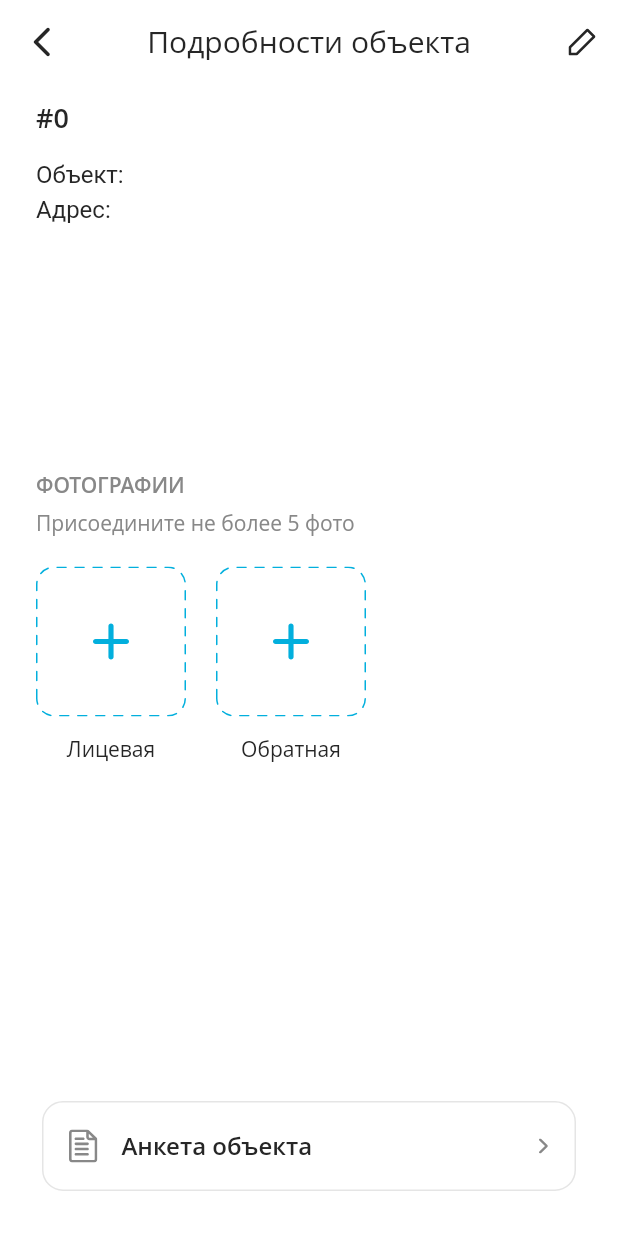
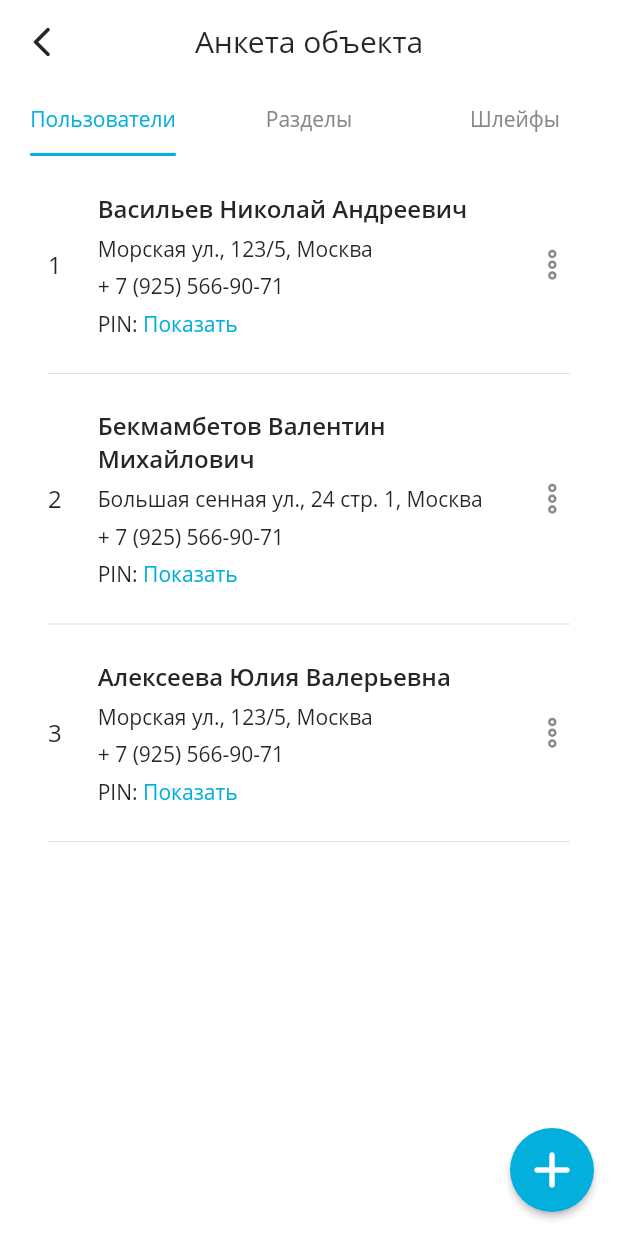
Before and after one commit to seljmov/kupol-mobile-app, a Flutter app: the EntityDetailsScreen screen opened directly with empty values, after a tap on "Анкета объекта", on a phone screen of 412 x 824 dp. Run offline on Flutter 3.47's test engine with Material 2 defaults, Android fonts, the phone set to English and light mode, and no system bars; our stand-ins replace easy_dynamic_theme, extended_masked_text, flutter_secure_storage, flutter_svg, image_picker; accounts and stored records are empty; Roboto replaces fonts that are missing (Open Sans).

Commit message:
Страница пользователи в анкете объекта

```diff
--- /dev/null
+++ b/lib/components/user_role.dart
@@ -0,0 +1,11 @@
+/// Роль пользователя
+class UserRole {
+  /// Охраник
+  static const String Security = "Охраник";
+
+  /// Сотрудник ГБР
+  static const String Gbr = "Сотрудник ГБР";
+
+  /// Техник
+  static const String Technician = "Техник";
+}
--- a/lib/profile/profile_screen.dart
+++ b/lib/profile/profile_screen.dart
@@ -226,7 +226,7 @@ class ProfileScreen extends StatelessWidget {
                                 ),
                                 SizedBox(height: 4),
                                 Text(
-                                  getRoleName(employee.role),
+                                  employee.role,
                                   style: TextStyle(
                                     fontSize: 14,
                                   ),
--- a/lib/security/components/event_technical_details_card.dart
+++ b/lib/security/components/event_technical_details_card.dart
@@ -11,7 +11,7 @@ class EventTechnicalDetailsCard extends StatelessWidget {
   String getExecutorRoleName(String executorName) {
     var user = EmployeeService().getEmployeeByFullname(executorName);
 
-    return getRoleName(user.role);
+    return user.role;
   }
 
   @override
--- a/lib/technician/entity/entity_details_screen.dart
+++ b/lib/technician/entity/entity_details_screen.dart
@@ -5,6 +5,7 @@ import 'package:kupol_app/components/image_selector.dart';
 import 'package:kupol_app/constants.dart';
 import 'package:kupol_app/technician/entity/components/editable_image_model.dart';
 import 'package:kupol_app/technician/entity/components/entity_model.dart';
+import 'package:kupol_app/technician/entity/entity_form/entity_form_sreen.dart';
 import 'package:kupol_app/theme.dart';
 
 class EntityDetailsScreen extends StatelessWidget {
@@ -507,7 +508,16 @@ class EntityDetailsScreen extends StatelessWidget {
                 Padding(
                   padding: const EdgeInsets.symmetric(vertical: 16),
                   child: GestureDetector(
-                    onTap: isEditable ? null : () {},
+                    onTap: isEditable
+                        ? null
+                        : () {
+                            Navigator.push(
+                              context,
+                              MaterialPageRoute(
+                                builder: (context) => EntityFormScreen(),
+                              ),
+                            );
+                          },
                     child: Card(
                       child: Padding(
                         padding: const EdgeInsets.symmetric(
--- /dev/null
+++ b/lib/technician/entity/entity_form/entity_form_sreen.dart
@@ -0,0 +1,82 @@
+import 'package:flutter/material.dart';
+import 'package:kupol_app/technician/entity/entity_form/plumes/plumes_screen.dart';
+import 'package:kupol_app/technician/entity/entity_form/sections/sections_screen.dart';
+import 'package:kupol_app/technician/entity/entity_form/users/users_screen.dart';
+
+class PageIndex {
+  static const int UsersPage = 0;
+  static const int SectionsPage = 1;
+  static const int PlumsPage = 2;
+}
+
+class EntityFormScreen extends StatelessWidget {
+  EntityFormScreen({Key? key}) : super(key: key);
+
+  final _activeTabNotifier = ValueNotifier<int>(0);
+
+  void Function()? _getCreateFunction() {
+    var index = _activeTabNotifier.value;
+    if (index == PageIndex.UsersPage) return () {};
+    if (index == PageIndex.SectionsPage) return () {};
+    if (index == PageIndex.PlumsPage) return () {};
+
+    return null;
+  }
+
+  @override
+  Widget build(BuildContext context) {
+    return DefaultTabController(
+      length: 3,
+      child: Scaffold(
+        resizeToAvoidBottomInset: false,
+        appBar: AppBar(
+          title: Text("Анкета объекта"),
+          centerTitle: true,
+          leading: IconButton(
+            onPressed: () => Navigator.of(context).pop(),
+            icon: Icon(Icons.arrow_back_ios_new_rounded),
+          ),
+          bottom: TabBar(
+            labelPadding: EdgeInsets.zero,
+            tabs: [
+              Tab(text: "Пользователи"),
+              Tab(text: "Разделы"),
+              Tab(text: "Шлейфы"),
+            ],
+            onTap: (index) {
+              _activeTabNotifier.value = index;
+            },
+          ),
+        ),
+        body: Padding(
+          padding: const EdgeInsets.symmetric(
+            vertical: 8,
+            horizontal: 12,
+          ),
+          child: TabBarView(
+            children: [
+              UsersScreen(),
+              SectionsScreen(),
+              PlumesScreen(),
+            ],
+          ),
+        ),
+        floatingActionButton: ValueListenableBuilder(
+          valueListenable: _activeTabNotifier,
+          builder: (context, value, child) {
+            return FloatingActionButton(
+              onPressed: _getCreateFunction(),
+              backgroundColor: Theme.of(context).secondaryHeaderColor,
+              foregroundColor: Colors.white,
+              elevation: 2,
+              child: Icon(
+                Icons.add_rounded,
+                size: 40,
+              ),
+            );
+          },
+        ),
+      ),
+    );
+  }
+}
--- a/lib/local/user_service.dart
+++ b/lib/technician/entity/entity_form/repositories/entity_form_repository.dart
@@ -1,7 +1,7 @@
-import 'package:kupol_app/components/role.dart';
-import 'package:kupol_app/components/user_model.dart';
+import 'package:kupol_app/components/user_role.dart';
+import 'package:kupol_app/technician/entity/entity_form/users/components/user_model.dart';
 
-class UserService {
+class EntityFormRepository {
   List<User> _users = [
     User(
       id: 0,
@@ -10,7 +10,7 @@ class UserService {
       patronymic: "Андреевич",
       phone: "79255669071",
       address: "Морская ул., 123/5, Москва",
-      role: Role.security,
+      role: UserRole.Security,
       pin: "5567",
     ),
     User(
@@ -20,7 +20,7 @@ class UserService {
       patronymic: "Михайлович",
       phone: "79255669071",
       address: "Большая сенная ул., 24 стр. 1, Москва",
-      role: Role.security,
+      role: UserRole.Security,
       pin: "9876",
     ),
     User(
@@ -30,12 +30,12 @@ class UserService {
       patronymic: "Валерьевна",
       phone: "79255669071",
       address: "Морская ул., 123/5, Москва",
-      role: Role.security,
+      role: UserRole.Security,
       pin: "1234",
     ),
   ];
 
-  Future<User> getUserInfoById(int id) async {
-    return _users.firstWhere((user) => user.id == id);
+  Future<List<User>> getUsers() async {
+    return _users;
   }
 }
--- a/lib/components/user_model.dart
+++ b/lib/technician/entity/entity_form/users/components/user_model.dart
@@ -1,5 +1,3 @@
-import 'package:kupol_app/components/role.dart';
-
 class User {
   final int id;
   final String lastname;
@@ -7,7 +5,7 @@ class User {
   final String patronymic;
   final String phone;
   final String address;
-  final Role role;
+  final String role;
   final String pin;
 
   User({
@@ -20,6 +18,14 @@ class User {
     required this.role,
     required this.pin,
   });
+
+  String getName() {
+    return "$lastname ${firstname[0]}.${patronymic[0]}.";
+  }
+
+  String getFullname() {
+    return "$lastname $firstname $patronymic";
+  }
 
   factory User.fromJson(Map<String, dynamic> json) => User(
         id: json["id"],
--- /dev/null
+++ b/lib/technician/entity/entity_form/users/users_screen.dart
@@ -0,0 +1,234 @@
+import 'dart:math';
+
+import 'package:extended_masked_text/extended_masked_text.dart';
+import 'package:flutter/material.dart';
+import 'package:flutter_svg/flutter_svg.dart';
+import 'package:kupol_app/technician/entity/entity_form/repositories/entity_form_repository.dart';
+import 'package:kupol_app/technician/entity/entity_form/users/components/user_model.dart';
+import 'package:kupol_app/theme.dart';
+
+class UsersScreen extends StatelessWidget {
+  const UsersScreen({Key? key}) : super(key: key);
+
+  Future<void> _showMoreBottomSheet(BuildContext context) async {
+    await showModalBottomSheet(
+      context: context,
+      shape: RoundedRectangleBorder(
+        borderRadius: BorderRadius.only(
+          topLeft: Radius.circular(20),
+          topRight: Radius.circular(20),
+        ),
+      ),
+      builder: (BuildContext context) => Column(
+        mainAxisSize: MainAxisSize.min,
+        crossAxisAlignment: CrossAxisAlignment.center,
+        children: [
+          SizedBox(height: 12),
+          Center(
+            child: SvgPicture.asset(
+              "lib/assets/icons/drop_down.svg",
+            ),
+          ),
+          SizedBox(height: 32),
+          Padding(
+            padding: const EdgeInsets.symmetric(horizontal: 22),
+            child: Column(
+              children: [
+                ListTile(
+                  dense: true,
+                  contentPadding: EdgeInsets.zero,
+                  visualDensity: VisualDensity(horizontal: 0, vertical: -2),
+                  title: Text(
+                    "Редактировать",
+                    style: TextStyle(
+                      fontSize: 16,
+                      fontWeight: FontWeight.w600,
+                    ),
+                  ),
+                  onTap: () {},
+                ),
+                Divider(),
+                ListTile(
+                  dense: true,
+                  contentPadding: EdgeInsets.zero,
+                  visualDensity: VisualDensity(horizontal: 0, vertical: -2),
+                  title: Text(
+                    "Удалить",
+                    style: TextStyle(
+                      fontSize: 16,
+                      fontWeight: FontWeight.w600,
+                    ),
+                  ),
+                  onTap: () {},
+                ),
+              ],
+            ),
+          ),
+          SizedBox(height: 64),
+        ],
+      ),
+    );
+  }
+
+  @override
+  Widget build(BuildContext context) {
+    return FutureBuilder<List<User>>(
+      future: EntityFormRepository().getUsers(),
+      builder: (context, snapshot) {
+        if (snapshot.connectionState == ConnectionState.waiting) {
+          return Center(
+            child: CircularProgressIndicator.adaptive(),
+          );
+        }
+
+        if (!snapshot.hasData) {
+          return Center(
+            child: Text("При получении списка объектов что-то пошло не так..."),
+          );
+        }
+
+        var users = snapshot.data!;
+        return SingleChildScrollView(
+          physics: ClampingScrollPhysics(),
+          child: Column(
+            crossAxisAlignment: CrossAxisAlignment.stretch,
+            mainAxisAlignment: MainAxisAlignment.start,
+            children: List.generate(users.length, (index) {
+              var phone = MaskedTextController(
+                text: users[index].phone,
+                mask: '0 (000) 000-00-00',
+              ).text;
+              var pinNotifier = ValueNotifier<bool>(true);
+              return Column(
+                children: [
+                  Padding(
+                    padding: const EdgeInsets.symmetric(
+                      vertical: 16,
+                      horizontal: 20,
+                    ),
+                    child: Row(
+                      crossAxisAlignment: CrossAxisAlignment.center,
+                      mainAxisAlignment: MainAxisAlignment.spaceBetween,
+                      children: [
+                        Flexible(
+                          child: Row(
+                            crossAxisAlignment: CrossAxisAlignment.center,
+                            mainAxisAlignment: MainAxisAlignment.start,
+                            mainAxisSize: MainAxisSize.max,
+                            children: [
+                              Text(
+                                "${index + 1}",
+                                style: TextStyle(
+                                  fontSize: 16,
+                                  color: Theme.of(context)
+                                      .textTheme
+                                      .bodyText1
+                                      ?.color,
+                                ),
+                              ),
+                              SizedBox(width: 24),
+                              Expanded(
+                                child: Column(
+                                  crossAxisAlignment: CrossAxisAlignment.start,
+                                  mainAxisAlignment: MainAxisAlignment.start,
+                                  children: [
+                                    Text(
+                                      users[index].getFullname(),
+                                      style: TextStyle(
+                                        fontSize: 16,
+                                        color: Theme.of(context)
+                                            .textTheme
+                                            .bodyText1
+                                            ?.color,
+                                        fontWeight: FontWeight.w600,
+                                      ),
+                                    ),
+                                    SizedBox(height: 6),
+                                    Text(
+                                      users[index].address,
+                                      style: TextStyle(
+                                        fontSize: 14,
+                                        color: Theme.of(context)
+                                            .textTheme
+                                            .bodyText1
+                                            ?.color,
+                                      ),
+                                    ),
+                                    SizedBox(height: 6),
+                                    Text(
+                                      "+ $phone",
+                                      style: TextStyle(
+                                        fontSize: 14,
+                                        color: Theme.of(context)
+                                            .textTheme
+                                            .bodyText1
+                                            ?.color,
+                                      ),
+                                    ),
+                                    SizedBox(height: 6),
+                                    ValueListenableBuilder<bool>(
+                                      valueListenable: pinNotifier,
+                                      builder: (context, isHidden, child) {
+                                        return Row(
+                                          children: [
+                                            Text(
+                                              "PIN: ",
+                                              style: TextStyle(
+                                                fontSize: 14,
+                                                color: Theme.of(context)
+                                                    .textTheme
+                                                    .bodyText1
+                                                    ?.color,
+                                              ),
+                                            ),
+                                            GestureDetector(
+                                              onTap: () {
+                                                pinNotifier.value = !isHidden;
+                                              },
+                                              child: Text(
+                                                !isHidden
+                                                    ? "${users[index].pin}"
+                                                    : "Показать",
+                                                style: TextStyle(
+                                                  fontSize: 14,
+                                                  color: !isHidden
+                                                      ? Theme.of(context)
+                                                          .textTheme
+                                                          .bodyText1
+                                                          ?.color
+                                                      : secondaryColor,
+                                                ),
+                                              ),
+                                            ),
+                                          ],
+                                        );
+                                      },
+                                    ),
+                                  ],
+                                ),
+                              ),
+                            ],
+                          ),
+                        ),
+                        GestureDetector(
+                          onTap: () async {
+                            _showMoreBottomSheet(context);
+                          },
+                          child: SvgPicture.asset("lib/assets/icons/more.svg"),
+                        ),
+                      ],
+                    ),
+                  ),
+                  Padding(
+                    padding: const EdgeInsets.symmetric(horizontal: 20),
+                    child: Divider(),
+                  ),
+                ],
+              );
+            }),
+          ),
+        );
+      },
+    );
+  }
+}
```
Also changed, not shown: lib/components/employee_model.dart (+3 -5 lines), lib/constants.dart (+0 -9 lines), lib/local/employee_service.dart (+4 -4 lines), lib/main.dart (+4 -4 lines), lib/technician/entity/entity_form/plumes/plumes_screen.dart (added, +10 -0 lines), lib/technician/entity/entity_form/sections/sections_screen.dart (added, +10 -0 lines), lib/assets/icons/more.svg (added), lib/technician/entity/entity_form/users/components/role.dart (renamed from lib/components/role.dart).
